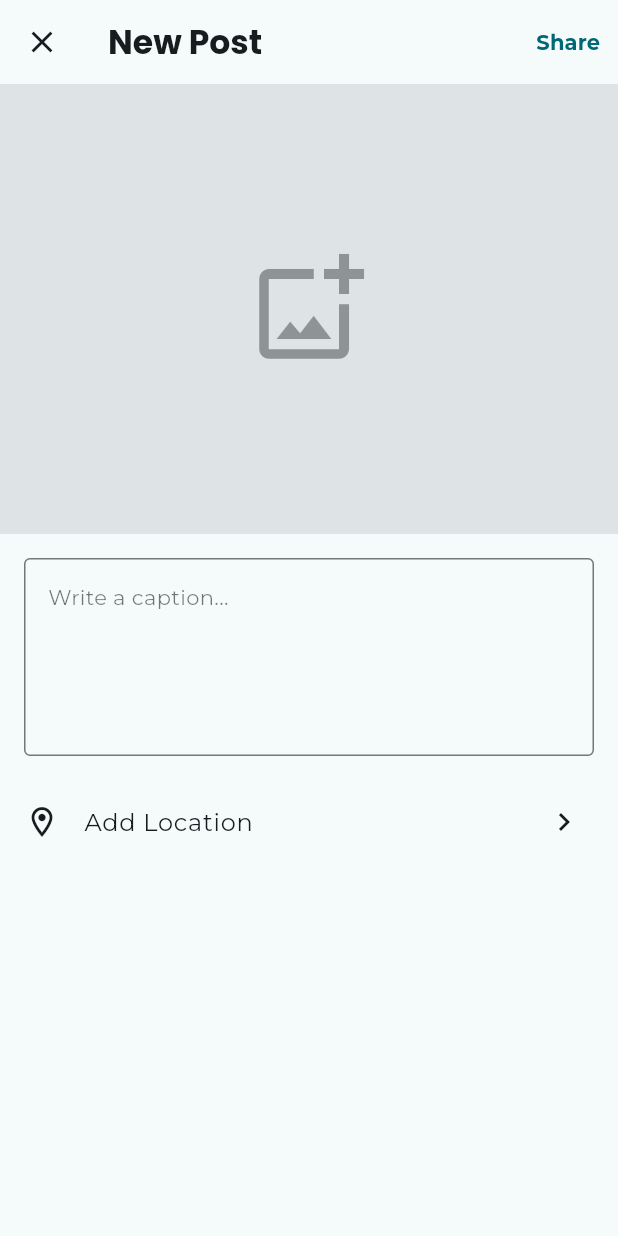
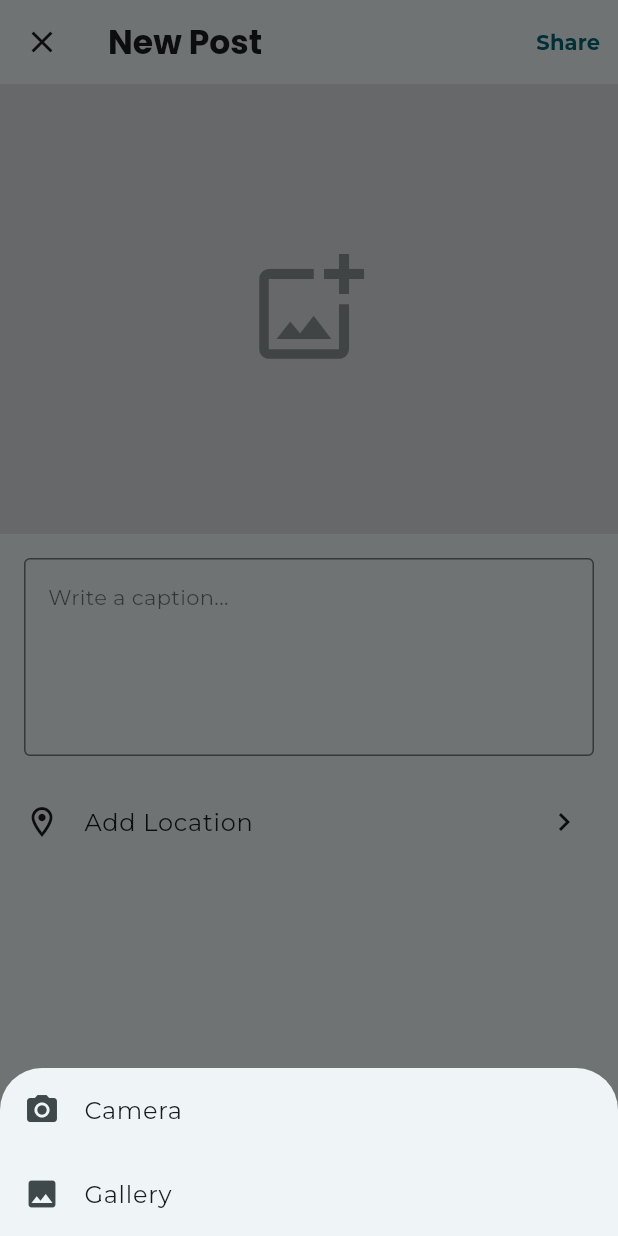
Before and after one commit to sandeeffendi/dicoding_story_app, a Flutter app: the CreatePostPage screen opened by its route, after a tap on the "add photo alternate" icon, on a phone screen of 412 x 824 dp. Run offline on Flutter 3.47's test engine with Material 3 defaults, Android fonts, the phone set to English and light mode, and no system bars; our stand-ins replace get_it, go_router, google_fonts, image_picker, shared_preferences, timeago; accounts and stored records are empty.

Commit message:
feat(post): implement create post use case with gallery and camera on UI layer

```diff
--- a/lib/data/datasource/main_remote_datasource.dart
+++ b/lib/data/datasource/main_remote_datasource.dart
@@ -281,7 +281,9 @@ class MainRemoteDatasource {
 
       final request = http.MultipartRequest('POST', uri)
         ..headers['Authorization'] = 'Bearer $token'
-        ..fields['description'] = '$story.description';
+        ..fields['description'] = story.description!.isEmpty
+            ? ' '
+            : story.description!;
 
       final requestData = await http.MultipartFile.fromPath(
         'photo',
--- a/lib/data/models/story/add_story_request_model.dart
+++ b/lib/data/models/story/add_story_request_model.dart
@@ -5,7 +5,7 @@ class AddStoryRequestModel extends AddStoryRequestEntity {
 
   factory AddStoryRequestModel.fromJson(Map<String, dynamic> json) =>
       AddStoryRequestModel(
-        description: json['description'],
+        description: json['description'] ?? 'not',
         photo: json['photo'],
       );
 
--- a/lib/domain/enitities/story/add_story_request_entity.dart
+++ b/lib/domain/enitities/story/add_story_request_entity.dart
@@ -1,7 +1,7 @@
 import 'dart:io';
 
 class AddStoryRequestEntity {
-  final String description;
+  final String? description;
   final File photo;
   final double? lat;
   final double? lon;
--- a/lib/presentation/home/pages/post/post_page.dart
+++ b/lib/presentation/home/pages/post/post_page.dart
@@ -2,8 +2,13 @@
 import 'dart:io';
 
 import 'package:flutter/material.dart';
+import 'package:get_it/get_it.dart';
+import 'package:go_router/go_router.dart';
 import 'package:image_picker/image_picker.dart';
+import 'package:intermediate_first_submission/app/story_app_router.dart';
+import 'package:intermediate_first_submission/core/services/session_services.dart';
 import 'package:intermediate_first_submission/presentation/home/provider/post_provider/post_provider.dart';
+import 'package:intermediate_first_submission/presentation/home/provider/post_provider/post_state.dart';
 import 'package:provider/provider.dart';
 
 class CreatePostPage extends StatefulWidget {
@@ -15,6 +20,26 @@ class CreatePostPage extends StatefulWidget {
 
 class _CreatePostPageState extends State<CreatePostPage> {
   final TextEditingController _descriptionController = TextEditingController();
+  late PostProvider postProvider;
+  late SessionServices sessionServices;
+  String? token;
+
+  @override
+  void initState() {
+    super.initState();
+
+    Future.microtask(() {
+      if (!mounted) return;
+      context.read<PostProvider>().resetAddStoryState();
+    });
+
+    sessionServices = GetIt.instance<SessionServices>();
+
+    WidgetsBinding.instance.addPostFrameCallback((_) {
+      token = sessionServices.getAccessToken();
+      postProvider = context.read<PostProvider>();
+    });
+  }
 
   @override
   Widget build(BuildContext context) {
@@ -35,9 +60,38 @@ class _CreatePostPageState extends State<CreatePostPage> {
           ),
         ),
         actions: [
-          TextButton(
-            onPressed: () {
+          // create post button
+          Consumer<PostProvider>(
+            builder: (context, postProvider, child) {
+              final imageFile = postProvider.pickedImage;
+
+              // error
+              if (postProvider.state.status == PostStatus.error) {
+                WidgetsBinding.instance.addPostFrameCallback((_) {
+                  ScaffoldMessenger.of(context).showSnackBar(
+                    SnackBar(
+                      content: Text(
+                        'Failed to create post. Please try again later.${postProvider.state.message}',
+                        style: theme.textTheme.bodyMedium?.copyWith(
+                          color: theme.colorScheme.onInverseSurface,
+                        ),
+                        overflow: TextOverflow.ellipsis,
+                        maxLines: 4,
+                      ),
+                    ),
+                  );
+                });
+              }
+
+              // loading state
+              if (postProvider.state.status == PostStatus.loading) {
+                return Center(child: CircularProgressIndicator());
+              }
+
+              // success state
+              if (postProvider.state.status == PostStatus.sucess) {
                 // Handle post submission
+                WidgetsBinding.instance.addPostFrameCallback((_) {
                   ScaffoldMessenger.of(context).showSnackBar(
                     SnackBar(
                       content: Text(
@@ -48,7 +102,21 @@ class _CreatePostPageState extends State<CreatePostPage> {
                       ),
                     ),
                   );
-              Navigator.pop(context);
+                  context.go(StoryAppRouter.splash);
+                });
+              }
+
+              return TextButton(
+                onPressed: postProvider.state.status == PostStatus.loading
+                    ? null
+                    : () {
+                        postProvider.addStory(
+                          token: token ?? '',
+                          description: _descriptionController.text.isEmpty
+                              ? ''
+                              : _descriptionController.text,
+                          photo: imageFile!,
+                        );
                       },
                 child: Text(
                   'Share',
@@ -57,9 +125,12 @@ class _CreatePostPageState extends State<CreatePostPage> {
                     fontWeight: FontWeight.bold,
                   ),
                 ),
+              );
+            },
           ),
         ],
       ),
+
       body: SingleChildScrollView(
         child: Consumer<PostProvider>(
           builder: (context, postProvider, child) {
@@ -73,13 +144,50 @@ class _CreatePostPageState extends State<CreatePostPage> {
                   child: GestureDetector(
                     onTap: () async {
                       final picker = ImagePicker();
-                      XFile? picked = await picker.pickImage(
-                        source: ImageSource.gallery,
-                      );
+
+                      showModalBottomSheet(
+                        context: context,
+                        builder: (context) {
+                          return SafeArea(
+                            child: Wrap(
+                              children: [
+                                ListTile(
+                                  leading: Icon(Icons.camera_alt),
+                                  title: Text('Camera'),
+                                  onTap: () async {
+                                    Navigator.pop(context);
+
+                                    final XFile? picked = await picker
+                                        .pickImage(source: ImageSource.camera);
 
                                     if (picked == null) return;
-                      final file = File(picked.path);
-                      postProvider.setPickedImage(file);
+
+                                    postProvider.setPickedImage(
+                                      File(picked.path),
+                                    );
+                                  },
+                                ),
+                                ListTile(
+                                  leading: Icon(Icons.photo),
+                                  title: Text('Gallery'),
+                                  onTap: () async {
+                                    Navigator.pop(context);
+
+                                    final XFile? picked = await picker
+                                        .pickImage(source: ImageSource.gallery);
+
+                                    if (picked == null) return;
+
+                                    postProvider.setPickedImage(
+                                      File(picked.path),
+                                    );
+                                  },
+                                ),
+                              ],
+                            ),
+                          );
+                        },
+                      );
                     },
                     child: postProvider.pickedImage != null
                         ? Image.file(
@@ -97,6 +205,7 @@ class _CreatePostPageState extends State<CreatePostPage> {
                           ),
                   ),
                 ),
+
                 // Description input
                 Padding(
                   padding: const EdgeInsets.all(16.0),
@@ -129,6 +238,7 @@ class _CreatePostPageState extends State<CreatePostPage> {
                     ),
                   ),
                 ),
+
                 // Location button
                 ListTile(
                   leading: Icon(
--- a/lib/presentation/home/provider/post_provider/post_provider.dart
+++ b/lib/presentation/home/provider/post_provider/post_provider.dart
@@ -31,7 +31,7 @@ class PostProvider extends ChangeNotifier {
   // add story with token trigger method
   Future<void> addStory({
     required String token,
-    required String description,
+    String description = '',
     required File photo,
   }) async {
     _state = _state.copyWith(status: PostStatus.loading);
@@ -59,4 +59,13 @@ class PostProvider extends ChangeNotifier {
       notifyListeners();
     }
   }
+
+  void resetAddStoryState() {
+    _state = _state.copyWith(status: PostStatus.initial);
+    _addStoryData = null;
+    _addStoryResponse = null;
+    _pickedImage = null;
+
+    notifyListeners();
+  }
 }
```
Lines whose indentation alone changed are shown as unchanged.
